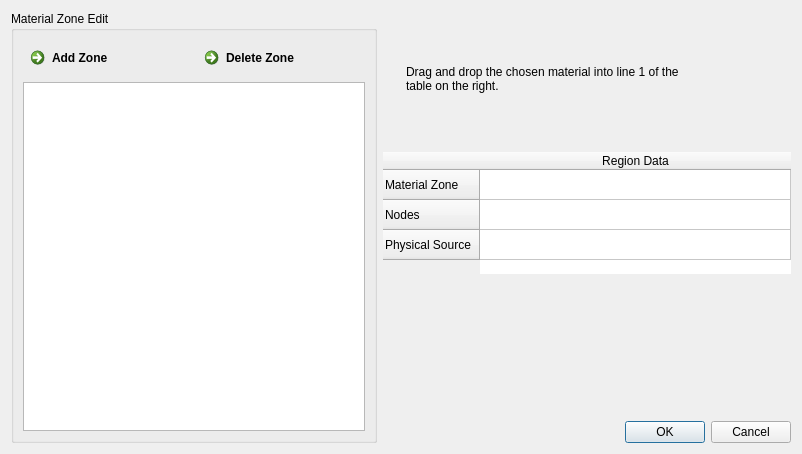
The window that Interface/CalFluxNeutron/MapRegion.ui (simasvidalino/NeutronFluxCalculation) describes before a commit, drawn with Qt 5.
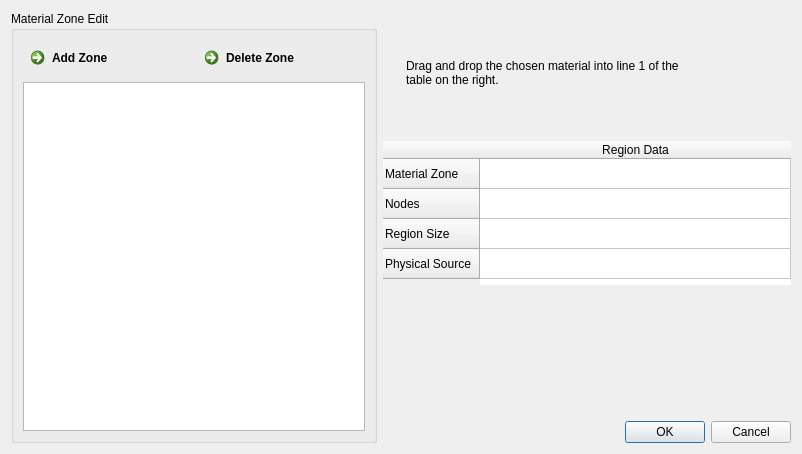
The same window after the commit. Icons and pictures are not drawn.

Commit message: feat: MapRegion: Add a row with region size

```diff
--- a/Interface/CalFluxNeutron/MapRegion.ui
+++ b/Interface/CalFluxNeutron/MapRegion.ui
@@ -183,6 +183,11 @@
        <string>Nodes</string>
       </property>
      </row>
+     <row>
+      <property name="text">
+       <string>Region Size</string>
+      </property>
+     </row>
      <row>
       <property name="text">
        <string>Physical Source</string>
```
The commit also changes 6 other files.
